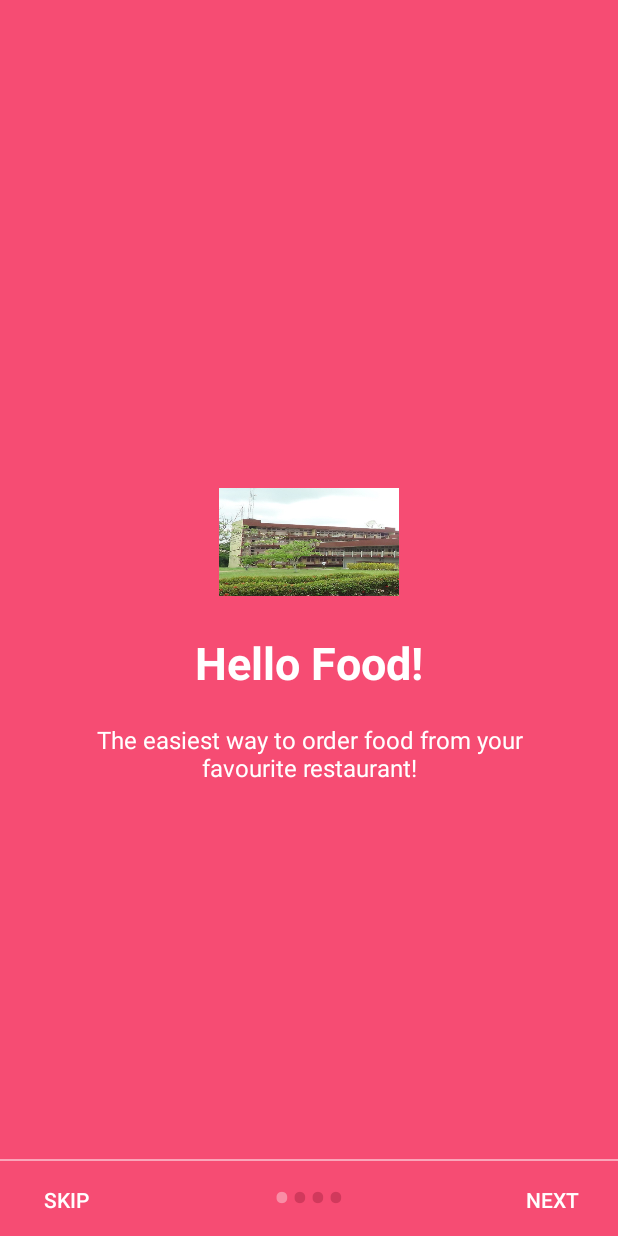
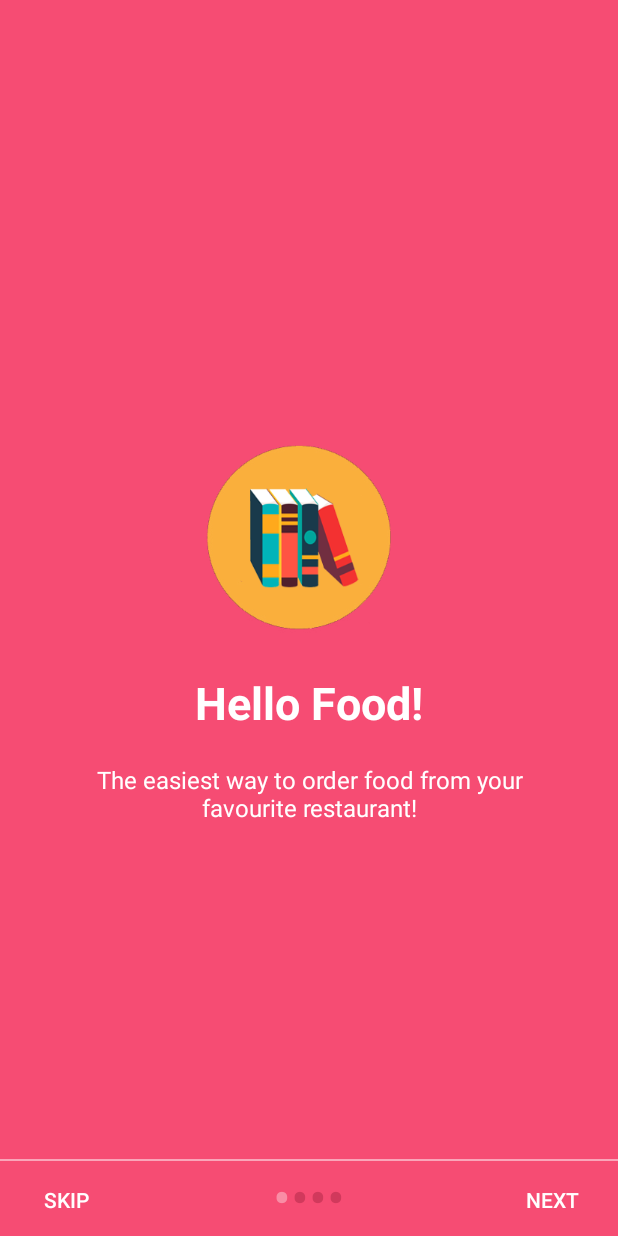
Before and after one commit to afomic/Nacoss, an Android app: the screen it shows after launch (Welcome), on a phone screen of 412 x 824 dp. Run offline under Robolectric (Android 15) with nearby library versions, the phone set to English and light mode, and no system bars.

```diff
--- a/app/build.gradle
+++ b/app/build.gradle
@@ -6,7 +6,7 @@ android {
 
     defaultConfig {
         applicationId "com.afomic.nacoss"
-        minSdkVersion 14
+        minSdkVersion 15
         targetSdkVersion 25
         versionCode 1
         versionName "1.0"
--- a/app/src/main/res/layout/welcome_slide1.xml
+++ b/app/src/main/res/layout/welcome_slide1.xml
@@ -12,9 +12,10 @@
         android:orientation="vertical">
 
         <ImageView
-            android:layout_width="@dimen/img_width_height"
-            android:layout_height="@dimen/img_width_height"
-            android:src="@drawable/department_image" />
+            android:layout_width="wrap_content"
+            android:layout_margin="16dp"
+            android:src="@drawable/course_list"
+            android:layout_height="wrap_content" />
 
         <TextView
             android:layout_width="wrap_content"
```
Also changed, not shown: app/src/main/java/com/afomic/nacoss/fragment/ConstitutionDetailFragment.java (+10 -0 lines), app/src/main/res/drawable-xhdpi/cons.png (added), app/src/main/res/drawable-xhdpi/course_list.png (added).
